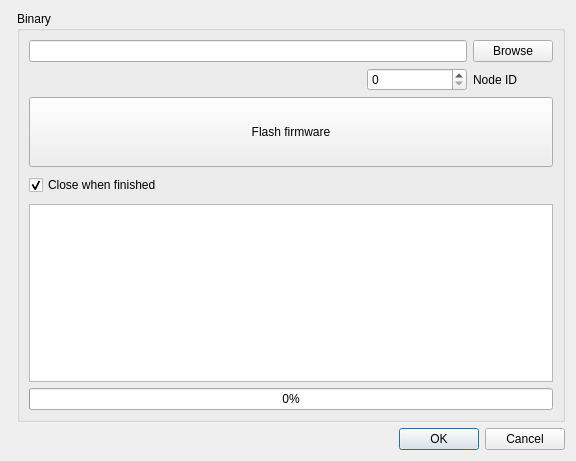
usevolt/uv03_can, file uv_can/loadbindialog.ui: the form before one commit.
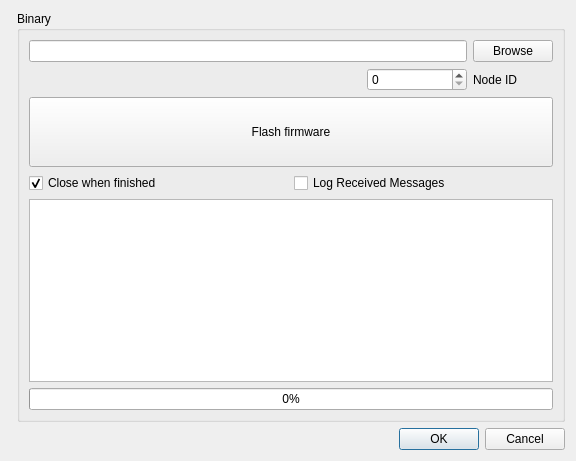
The form after the commit.

Commit message: bugfix when startin gthe bootloader not succesfull

Patch:
```diff
--- a/uv_can/loadbindialog.ui
+++ b/uv_can/loadbindialog.ui
@@ -110,19 +110,6 @@
         </property>
        </widget>
       </item>
-      <item row="3" column="1" colspan="2">
-       <spacer name="verticalSpacer">
-        <property name="orientation">
-         <enum>Qt::Vertical</enum>
-        </property>
-        <property name="sizeHint" stdset="0">
-         <size>
-          <width>20</width>
-          <height>40</height>
-         </size>
-        </property>
-       </spacer>
-      </item>
       <item row="1" column="0">
        <spacer name="horizontalSpacer">
         <property name="orientation">
@@ -139,7 +126,9 @@
       <item row="0" column="0" colspan="2">
        <widget class="QLineEdit" name="path"/>
       </item>
-      <item row="3" column="0">
+      <item row="3" column="0" colspan="3">
+       <layout class="QHBoxLayout" name="horizontalLayout">
+        <item>
        <widget class="QCheckBox" name="close">
         <property name="text">
          <string>Close when finished</string>
@@ -148,6 +137,15 @@
          <bool>true</bool>
         </property>
        </widget>
+        </item>
+        <item>
+         <widget class="QCheckBox" name="rx_log">
+          <property name="text">
+           <string>Log Received Messages</string>
+          </property>
+         </widget>
+        </item>
+       </layout>
       </item>
      </layout>
     </widget>
```
Lines whose indentation alone changed are shown as unchanged. The commit also changes 2 other files.
